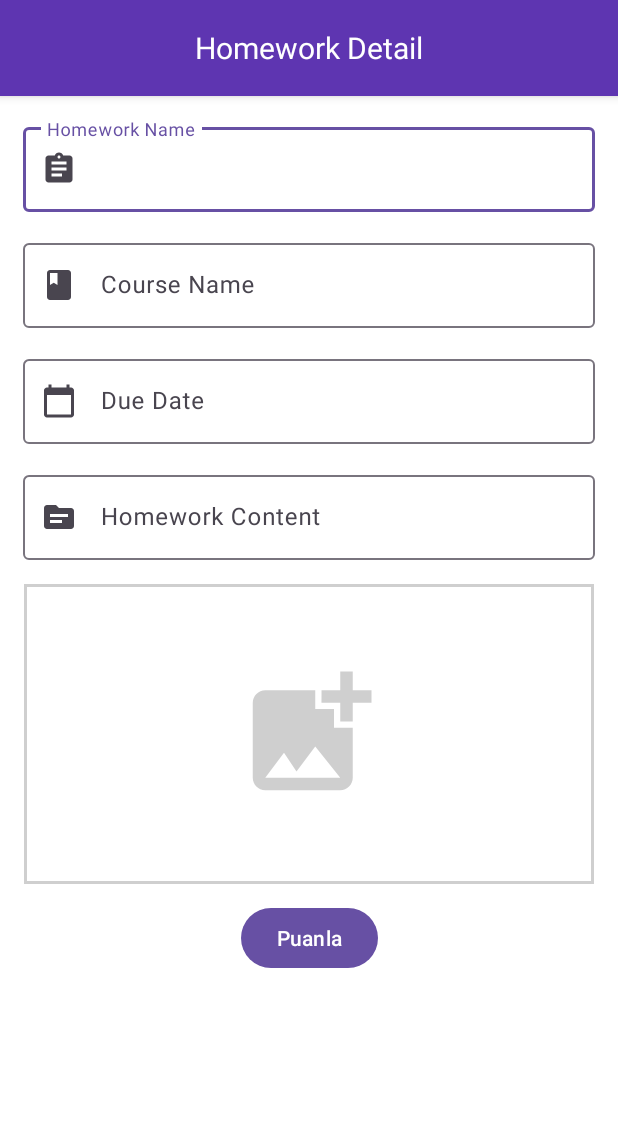
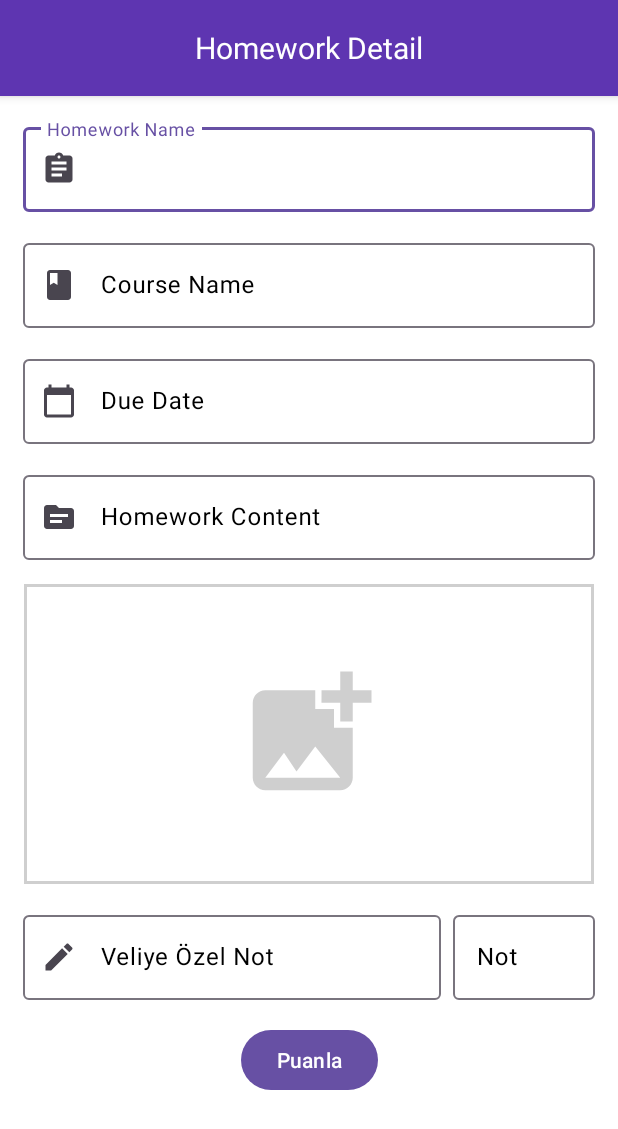
Before and after one commit to noktahesefe/STS-Mobile-Side-kubilay, an Android app: the layout dialog_hw_detail.xml on its own in the app's theme, with its tools: preview values and no code run, on a phone screen of 412 x 824 dp. Shown: the top 1129 px of the screen. Run offline under Robolectric (Android 15) with nearby library versions, the phone set to English and light mode, and no system bars.

Commit message:
Added note to parent and grade to hw detail
Added note to parent and grade to hw detail

```diff
--- /dev/null
+++ b/app/src/main/res/drawable/baseline_create_24.xml
@@ -0,0 +1,5 @@
+<vector android:height="24dp" android:tint="#000000"
+    android:viewportHeight="24" android:viewportWidth="24"
+    android:width="24dp" xmlns:android="http://schemas.android.com/apk/res/android">
+    <path android:fillColor="@android:color/white" android:pathData="M3,17.25V21h3.75L17.81,9.94l-3.75,-3.75L3,17.25zM20.71,7.04c0.39,-0.39 0.39,-1.02 0,-1.41l-2.34,-2.34c-0.39,-0.39 -1.02,-0.39 -1.41,0l-1.83,1.83 3.75,3.75 1.83,-1.83z"/>
+</vector>
--- a/app/src/main/res/layout/dialog_ann_detail.xml
+++ b/app/src/main/res/layout/dialog_ann_detail.xml
@@ -56,6 +56,7 @@
                 android:layout_marginTop="15dp"
                 android:layout_marginEnd="15dp"
                 android:hint="Announcement Name"
+                android:textColorHint="@color/black"
                 app:layout_constraintEnd_toEndOf="parent"
                 app:layout_constraintStart_toStartOf="parent"
                 app:layout_constraintTop_toTopOf="parent"
@@ -64,6 +65,7 @@
                 <com.google.android.material.textfield.TextInputEditText
                     android:id="@+id/announcement_detail_name"
                     android:layout_width="match_parent"
+                    android:textColor="@color/black"
                     android:layout_height="wrap_content" />
 
             </com.google.android.material.textfield.TextInputLayout>
@@ -74,6 +76,7 @@
                 android:layout_height="wrap_content"
                 android:hint="Teacher Name"
                 android:layout_margin="15dp"
+                android:textColorHint="@color/black"
                 app:layout_constraintEnd_toEndOf="parent"
                 app:layout_constraintStart_toStartOf="parent"
                 app:layout_constraintTop_toBottomOf="@+id/hw_titleTextLayout"
@@ -82,6 +85,7 @@
                 <com.google.android.material.textfield.TextInputEditText
                     android:id="@+id/announcement_detail_teacher"
                     android:layout_width="match_parent"
+                    android:textColor="@color/black"
                     android:layout_height="wrap_content" />
 
             </com.google.android.material.textfield.TextInputLayout>
@@ -95,6 +99,7 @@
                 android:hint="Announcement Content"
                 app:layout_constraintBottom_toBottomOf="parent"
                 app:layout_constraintEnd_toEndOf="parent"
+                android:textColorHint="@color/black"
                 app:layout_constraintHorizontal_bias="0.482"
                 app:layout_constraintStart_toStartOf="parent"
                 app:layout_constraintTop_toBottomOf="@+id/hw_courseTextLayout"
@@ -104,6 +109,7 @@
                 <com.google.android.material.textfield.TextInputEditText
                     android:id="@+id/announcement_detail_content"
                     android:layout_width="match_parent"
+                    android:textColor="@color/black"
                     android:layout_height="wrap_content" />
 
             </com.google.android.material.textfield.TextInputLayout>
--- a/app/src/main/res/layout/dialog_hw_detail.xml
+++ b/app/src/main/res/layout/dialog_hw_detail.xml
@@ -59,11 +59,14 @@
                 app:layout_constraintEnd_toEndOf="parent"
                 app:layout_constraintStart_toStartOf="parent"
                 app:layout_constraintTop_toTopOf="parent"
+                android:textColorHint="@color/black"
+
                 app:startIconDrawable="@drawable/baseline_assignment_24">
 
                 <com.google.android.material.textfield.TextInputEditText
                     android:id="@+id/homework_detail_title"
                     android:layout_width="match_parent"
+                    android:textColor="@color/black"
                     android:layout_height="wrap_content" />
 
             </com.google.android.material.textfield.TextInputLayout>
@@ -76,12 +79,15 @@
                 android:layout_margin="15dp"
                 app:layout_constraintEnd_toEndOf="parent"
                 app:layout_constraintStart_toStartOf="parent"
+                android:textColorHint="@color/black"
+
                 app:layout_constraintTop_toBottomOf="@+id/hw_titleTextLayout"
                 app:startIconDrawable="@drawable/baseline_class_24">
 
                 <com.google.android.material.textfield.TextInputEditText
                     android:id="@+id/homework_detail_course_name"
                     android:layout_width="match_parent"
+                    android:textColor="@color/black"
                     android:layout_height="wrap_content" />
 
             </com.google.android.material.textfield.TextInputLayout>
@@ -95,6 +101,8 @@
                 android:layout_marginStart="15dp"
                 android:layout_marginTop="15dp"
                 android:layout_marginEnd="15dp"
+                android:textColorHint="@color/black"
+
                 android:hint="Homework Content"
                 app:layout_constraintTop_toBottomOf="@+id/dateTextInputLayout"
                 app:startIconDrawable="@drawable/baseline_topic_24">
@@ -102,9 +110,74 @@
                 <com.google.android.material.textfield.TextInputEditText
                     android:id="@+id/homework_detail_content"
                     android:layout_width="match_parent"
+                    android:textColor="@color/black"
                     android:layout_height="wrap_content" />
 
+
             </com.google.android.material.textfield.TextInputLayout>
+
+
+            <LinearLayout
+                android:id="@+id/linearLayout2"
+                android:layout_width="match_parent"
+                android:layout_height="wrap_content"
+                android:layout_marginStart="15dp"
+                android:layout_marginEnd="15dp"
+                app:layout_constraintEnd_toEndOf="parent"
+                app:layout_constraintStart_toStartOf="parent"
+                app:layout_constraintTop_toBottomOf="@+id/homework_detail_image">
+
+                <com.google.android.material.textfield.TextInputLayout
+                    android:id="@+id/hw_parent_note"
+                    android:layout_width="match_parent"
+                    android:layout_height="wrap_content"
+                    android:layout_marginTop="15dp"
+                    android:layout_marginEnd="4dp"
+                    android:layout_weight="1.4"
+                    android:hint="Veliye Özel Not"
+                    android:textColorHint="@color/black"
+                    app:layout_constraintEnd_toEndOf="parent"
+                    app:layout_constraintStart_toStartOf="parent"
+
+                    app:startIconDrawable="@drawable/baseline_create_24">
+
+                    <com.google.android.material.textfield.TextInputEditText
+                        android:id="@+id/hw_parent_note_edittext"
+                        android:layout_width="match_parent"
+                        android:layout_height="wrap_content"
+                        android:textColor="@color/black" />
+
+
+                </com.google.android.material.textfield.TextInputLayout>
+
+                <com.google.android.material.textfield.TextInputLayout
+                    android:id="@+id/hw_student_note"
+                    android:layout_width="match_parent"
+                    android:layout_height="wrap_content"
+                    android:layout_marginStart="4dp"
+                    android:layout_marginTop="15dp"
+                    android:layout_weight="4"
+                    android:hint="Not"
+                    android:textColorHint="@color/black"
+                    app:layout_constraintEnd_toEndOf="parent"
+                    app:layout_constraintStart_toStartOf="parent">
+
+                    <com.google.android.material.textfield.TextInputEditText
+                        android:id="@+id/hw_student_note_edittext"
+                        android:layout_width="match_parent"
+                        android:layout_height="wrap_content"
+                        android:hint=""
+                        android:textColor="@color/black" />
+
+
+                </com.google.android.material.textfield.TextInputLayout>
+
+
+            </LinearLayout>
+
+
+
+
 
             <com.google.android.material.textfield.TextInputLayout
                 android:id="@+id/dateTextInputLayout"
@@ -112,6 +185,8 @@
                 android:layout_height="wrap_content"
                 android:layout_marginStart="15dp"
                 android:layout_marginTop="15dp"
+                android:textColorHint="@color/black"
+
                 android:layout_marginEnd="15dp"
                 android:hint="Due Date"
                 app:layout_constraintStart_toStartOf="parent"
@@ -123,6 +198,7 @@
                     android:layout_width="match_parent"
                     android:layout_height="wrap_content"
                     android:focusable="false"
+                    android:textColor="@color/black"
                     android:hint="" />
 
 
@@ -148,11 +224,11 @@
                 android:id="@+id/give_grade_button"
                 android:layout_width="wrap_content"
                 android:layout_height="wrap_content"
-                android:layout_marginTop="12dp"
+                android:layout_marginTop="16dp"
                 android:text="Puanla"
                 app:layout_constraintEnd_toEndOf="@+id/homework_detail_image"
                 app:layout_constraintStart_toStartOf="@+id/homework_detail_image"
-                app:layout_constraintTop_toBottomOf="@+id/homework_detail_image" />
+                app:layout_constraintTop_toBottomOf="@+id/linearLayout2" />
 
         </androidx.constraintlayout.widget.ConstraintLayout>
 
--- a/app/src/main/res/layout/full_screen_announcement_adding_dialog.xml
+++ b/app/src/main/res/layout/full_screen_announcement_adding_dialog.xml
@@ -80,6 +80,7 @@
                 android:layout_marginEnd="15dp"
                 android:hint="Announcement Name"
                 app:layout_constraintEnd_toEndOf="parent"
+                android:textColorHint="@color/black"
                 app:layout_constraintStart_toStartOf="parent"
                 app:layout_constraintTop_toTopOf="parent"
                 app:startIconDrawable="@drawable/baseline_event_24">
@@ -87,6 +88,7 @@
                 <com.google.android.material.textfield.TextInputEditText
                     android:id="@+id/lectureNameEditText"
                     android:layout_width="match_parent"
+                    android:textColor="@color/black"
                     android:layout_height="wrap_content" />
 
             </com.google.android.material.textfield.TextInputLayout>
@@ -97,6 +99,7 @@
                 android:layout_height="wrap_content"
                 android:layout_margin="15dp"
                 android:hint=""
+                android:textColorHint="@color/black"
                 app:layout_constraintTop_toBottomOf="@+id/announcement_titleTextLayout"
                 app:startIconDrawable="@drawable/baseline_topic_24"
                 tools:layout_editor_absoluteX="15dp">
@@ -108,6 +111,7 @@
                     android:gravity="center"
                     android:hint="Etkinlik bilgilerini giriniz."
                     android:inputType="textMultiLine"
+                    android:textColor="@color/black"
                     app:layout_constraintBottom_toBottomOf="parent"
                     app:layout_constraintEnd_toEndOf="parent"
                     app:layout_constraintHorizontal_bias="0.842"
--- a/app/src/main/res/layout/full_screen_hw_adding_dialog.xml
+++ b/app/src/main/res/layout/full_screen_hw_adding_dialog.xml
@@ -79,6 +79,7 @@
                 android:layout_marginTop="15dp"
                 android:layout_marginEnd="15dp"
                 android:hint="Homework Name"
+                android:textColorHint="@color/black"
                 app:layout_constraintEnd_toEndOf="parent"
                 app:layout_constraintStart_toStartOf="parent"
                 app:layout_constraintTop_toTopOf="parent"
@@ -87,6 +88,7 @@
                 <com.google.android.material.textfield.TextInputEditText
                     android:id="@+id/hw_title"
                     android:layout_width="match_parent"
+                    android:textColor="@color/black"
                     android:layout_height="wrap_content" />
 
             </com.google.android.material.textfield.TextInputLayout>
@@ -100,6 +102,7 @@
                 android:layout_marginStart="15dp"
                 android:layout_marginTop="15dp"
                 android:layout_marginEnd="15dp"
+                android:textColorHint="@color/black"
                 android:hint="Homework Content"
                 app:layout_constraintTop_toBottomOf="@+id/dateTextInputLayout"
                 app:startIconDrawable="@drawable/baseline_topic_24">
@@ -107,6 +110,7 @@
                 <com.google.android.material.textfield.TextInputEditText
                     android:id="@+id/hw_content"
                     android:layout_width="match_parent"
+                    android:textColor="@color/black"
                     android:layout_height="wrap_content" />
 
             </com.google.android.material.textfield.TextInputLayout>
@@ -119,6 +123,7 @@
                 android:layout_marginTop="15dp"
                 android:layout_marginEnd="150dp"
                 android:hint="Enter due date"
+                android:textColorHint="@color/black"
                 app:layout_constraintStart_toStartOf="parent"
                 app:startIconDrawable="@drawable/baseline_calendar_today_24"
                 app:layout_constraintTop_toBottomOf="@+id/hw_titleTextLayout">
@@ -127,6 +132,7 @@
                     android:id="@+id/dateEditText"
                     android:layout_width="match_parent"
                     android:layout_height="wrap_content"
+                    android:textColor="@color/black"
                     android:focusable="false"
                     android:hint="" />
 
```
